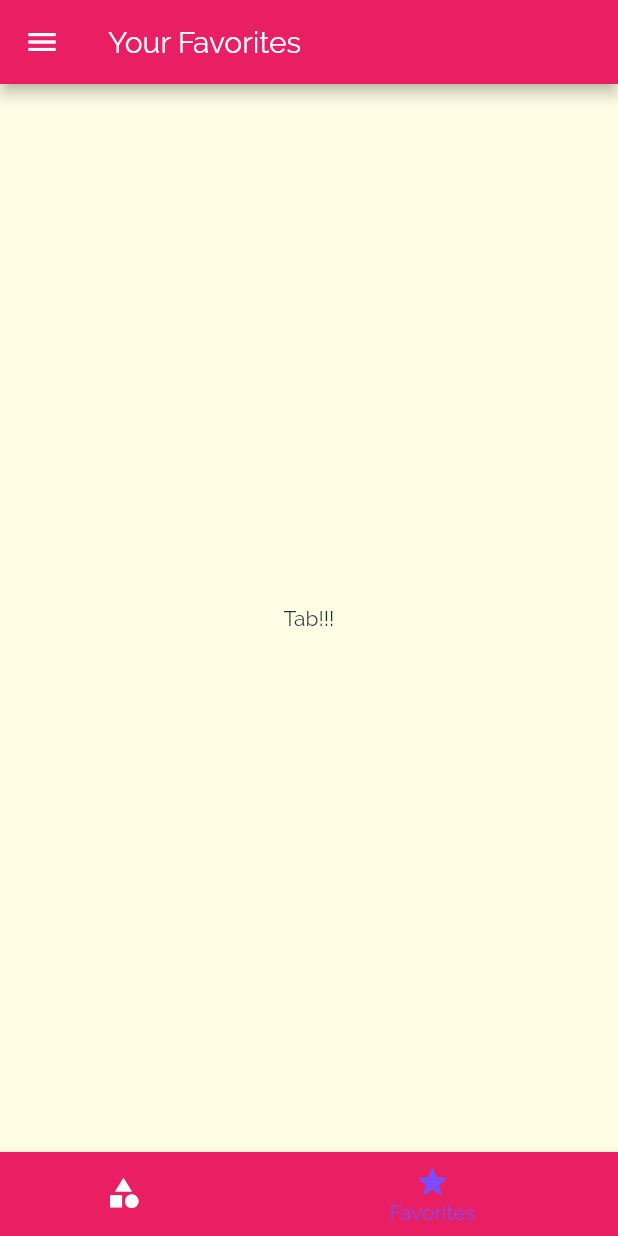
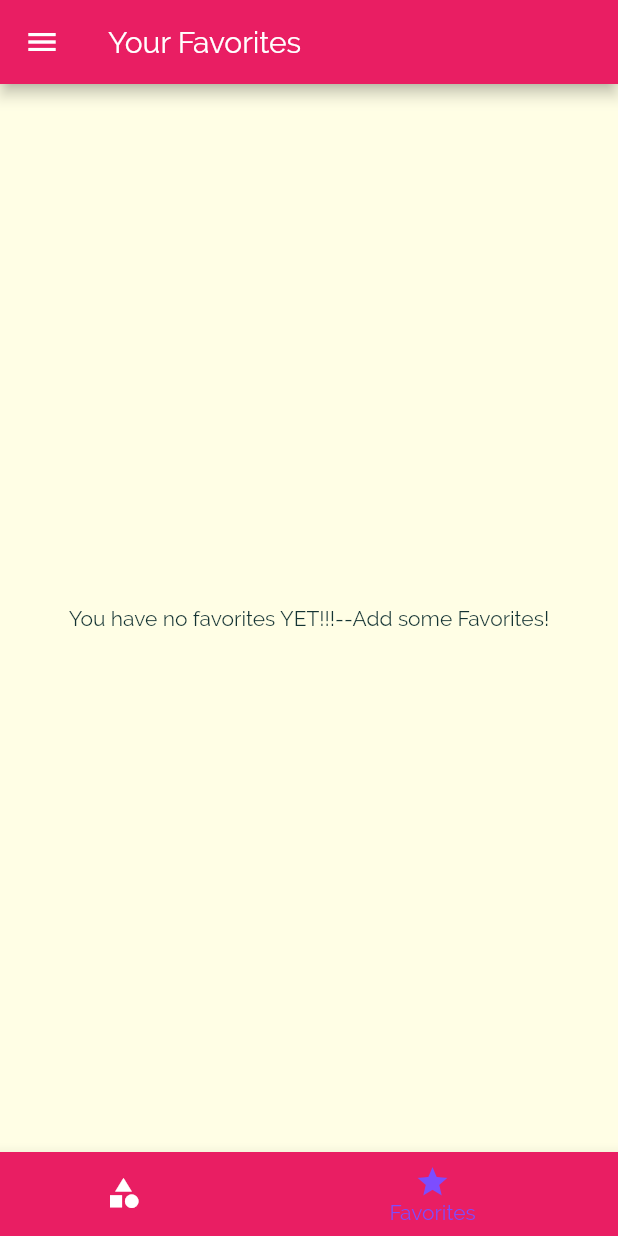
Before and after one commit to anandstephan/DishesApp, a Flutter app: the screen it shows after launch, item 2 of the bottom bar chosen, on a phone screen of 412 x 824 dp. Run offline on Flutter 3.47's test engine with Material 2 defaults, Android fonts, the phone set to English and light mode, and no system bars.

Commit message:
Adding Favorite Logic

```diff
--- a/lib/main.dart
+++ b/lib/main.dart
@@ -25,7 +25,7 @@ class _MyAppState extends State<MyApp> {
   };
 
   List<Meal> _availabelMeals = DUMMY_MEALS;
-
+  List<Meal> _favoritesMeals = [];
   void _setFilters(Map<String, bool> filterData) {
     setState(() {
       _filters = filterData;
@@ -45,6 +45,25 @@ class _MyAppState extends State<MyApp> {
         return true;
       }).toList();
     });
+  }
+
+  void _toggleFavorites(String mealId) {
+    final existingIndex =
+        _favoritesMeals.indexWhere((meal) => meal.id == mealId);
+    if (existingIndex >= 0) {
+      setState(() {
+        _favoritesMeals.removeAt(existingIndex);
+      });
+    } else {
+      setState(() {
+        _favoritesMeals
+            .add(DUMMY_MEALS.firstWhere((meal) => meal.id == mealId));
+      });
+    }
+  }
+
+  bool _isMealFavorite(String id) {
+    return _favoritesMeals.any((meal) => meal.id == id);
   }
 
   @override
@@ -69,10 +88,11 @@ class _MyAppState extends State<MyApp> {
                       fontWeight: FontWeight.bold),
                 )),
         routes: {
-          "/": (ctx) => TabsScreen(),
+          "/": (ctx) => TabsScreen(_favoritesMeals),
           CategoryMealScreen.routeName: (ctx) =>
               CategoryMealScreen(_availabelMeals),
-          MealDetailScreen.routeName: (ctx) => MealDetailScreen(),
+          MealDetailScreen.routeName: (ctx) =>
+              MealDetailScreen(_toggleFavorites, _isMealFavorite),
           FiltersScreen.routeName: (ctx) => FiltersScreen(_filters, _setFilters)
         });
   }
--- a/lib/screens/favorites_screen.dart
+++ b/lib/screens/favorites_screen.dart
@@ -1,10 +1,32 @@
 import 'package:flutter/material.dart';
+import 'package:mealsapp/models/meal.dart';
+import 'package:mealsapp/widgets/meal_item.dart';
 
 class Favorites extends StatelessWidget {
+  final List<Meal> favoritesMeals;
+
+  Favorites(this.favoritesMeals);
+
   @override
   Widget build(BuildContext context) {
-    return Center(
-      child: Text("Tab!!!"),
-    );
+    if (favoritesMeals.isEmpty) {
+      return Center(
+        child: Text("You have no favorites YET!!!--Add some Favorites!"),
+      );
+    } else {
+      return ListView.builder(
+        itemBuilder: (ctx, index) {
+          return MealItem(
+            id: favoritesMeals[index].id,
+            title: favoritesMeals[index].title,
+            affordability: favoritesMeals[index].affordability,
+            complexity: favoritesMeals[index].complexity,
+            duration: favoritesMeals[index].duration,
+            imageUrl: favoritesMeals[index].imageUrl,
+          );
+        },
+        itemCount: favoritesMeals.length,
+      );
+    }
   }
 }
--- a/lib/screens/tabs_screen.dart
+++ b/lib/screens/tabs_screen.dart
@@ -1,19 +1,30 @@
 import 'package:flutter/material.dart';
+import 'package:mealsapp/models/meal.dart';
 import 'package:mealsapp/screens/categories_screen.dart';
 import 'package:mealsapp/screens/favorites_screen.dart';
 import 'package:mealsapp/widgets/main_drawer.dart';
 
 class TabsScreen extends StatefulWidget {
+  List<Meal> favoriteMeals;
+
+  TabsScreen(this.favoriteMeals);
   @override
   _TabsScreenState createState() => _TabsScreenState();
 }
 
 class _TabsScreenState extends State<TabsScreen> {
-  final List<Map<String, Object>> _pages = [
-    {'page': CategoriesScreen(), 'title': 'category'},
-    {'page': Favorites(), 'title': 'Your Favorites'}
-  ];
+  List<Map<String, Object>> _pages;
   int _selectIndex = 0;
+
+  @override
+  void initState() {
+    // TODO: implement initState
+    _pages = [
+      {'page': CategoriesScreen(), 'title': 'category'},
+      {'page': Favorites(widget.favoriteMeals), 'title': 'Your Favorites'}
+    ];
+    super.initState();
+  }
 
   void _selectPage(int index) {
     setState(() {
```
Also changed, not shown: lib/screens/meal_detail_screen.dart (+6 -4 lines), lib/widgets/meal_item.dart (+9 -10 lines).
